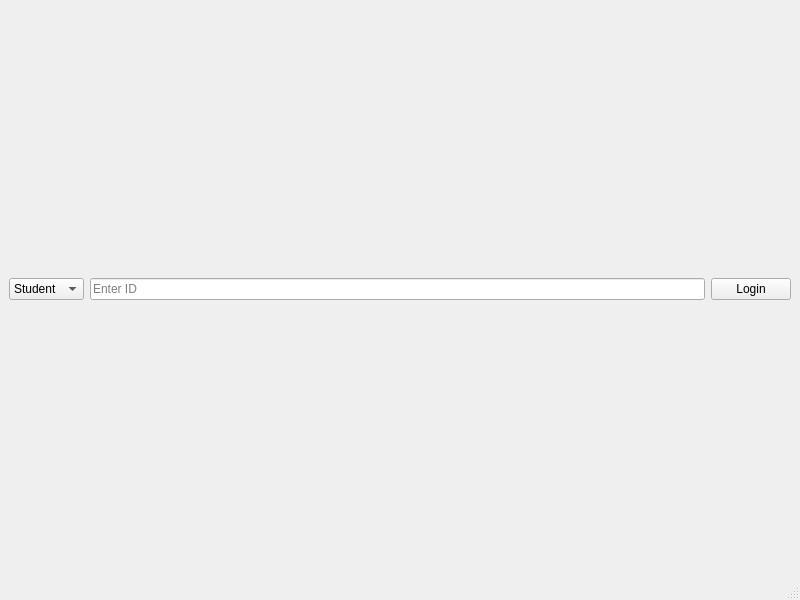
Above: loginwindow.ui from Sayan-045/Student_teacher_management_system before the change. Below: the same form after it.
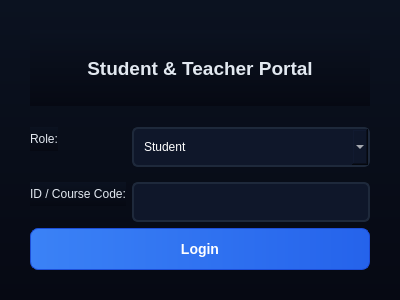
That is the form after the change.

What changed in the file:
```diff
--- a/loginwindow.ui
+++ b/loginwindow.ui
@@ -2,60 +2,84 @@
 <ui version="4.0">
  <class>LoginWindow</class>
  <widget class="QMainWindow" name="LoginWindow">
-  <property name="geometry">
-   <rect>
-    <x>0</x>
-    <y>0</y>
-    <width>800</width>
-    <height>600</height>
-   </rect>
-  </property>
-  <property name="windowTitle">
-   <string>MainWindow</string>
-  </property>
+  <property name="geometry"><rect><x>0</x><y>0</y><width>400</width><height>300</height></rect></property>
+  <property name="windowTitle"><string>System Login</string></property>
+  <property name="styleSheet"><string notr="true">
+  /* Main Background with a subtle gradient */
+  QWidget {
+      background: qlineargradient(x1:0, y1:0, x2:0, y2:1, stop:0 #0b1220, stop:1 #060913);
+      color: #e2e8f0;
+      font-family: "Segoe UI", sans-serif;
+  }
+
+  /* Elevated Card with a brilliant top highlight */
+  QFrame#card {
+      background-color: #172033;
+      border-radius: 12px;
+      border: 1px solid #2a3448;
+      border-top: 2px solid #3b82f6; /* Adds a modern 'accent line' to the top of the card */
+  }
+
+  /* Header */
+  QLabel#headerLabel {
+      color: #ffffff;
+      font-size: 24px;
+      font-weight: 900;
+      letter-spacing: 1px;
+  }
+
+  /* Dynamic Buttons */
+  QPushButton {
+      background: qlineargradient(x1:0, y1:0, x2:1, y2:0, stop:0 #3b82f6, stop:1 #2563eb);
+      color: #ffffff;
+      font-weight: bold;
+      padding: 12px;
+      border-radius: 8px;
+      font-size: 14px;
+      border: 1px solid #1d4ed8;
+  }
+
+  QPushButton:hover {
+      background: qlineargradient(x1:0, y1:0, x2:1, y2:0, stop:0 #60a5fa, stop:1 #3b82f6);
+      border: 1px solid #93c5fd;
+  }
+
+  /* The Tactile Click Effect */
+  QPushButton:pressed {
+      background-color: #1e3a8a;
+      padding-top: 14px; /* Pushes the text down slightly */
+      padding-bottom: 10px;
+  }
+
+  /* Input Fields (For the Login Screen) */
+  QLineEdit, QComboBox {
+      background-color: #0f172a;
+      color: #ffffff;
+      padding: 10px;
+      border: 2px solid #1e293b;
+      border-radius: 6px;
+      selection-background-color: #3b82f6;
+  }
+
+  /* Glowing Focus State for Inputs */
+  QLineEdit:focus, QComboBox:focus {
+      border: 2px solid #3b82f6;
+      background-color: #1e293b;
+  }
+  </string></property>
   <widget class="QWidget" name="centralwidget">
-   <layout class="QHBoxLayout" name="horizontalLayout">
-    <item>
-     <widget class="QComboBox" name="comboBox">
-      <item>
-       <property name="text">
-        <string>Student</string>
-       </property>
-      </item>
-      <item>
-       <property name="text">
-        <string>Teacher</string>
-       </property>
-      </item>
-     </widget>
-    </item>
-    <item>
-     <widget class="QLineEdit" name="idEdit">
-      <property name="placeholderText">
-       <string>Enter ID</string>
-      </property>
-     </widget>
-    </item>
-    <item>
-     <widget class="QPushButton" name="loginButton">
-      <property name="text">
-       <string>Login</string>
-      </property>
-     </widget>
-    </item>
+   <layout class="QVBoxLayout" name="verticalLayout">
+    <property name="leftMargin"><number>30</number></property><property name="topMargin"><number>30</number></property><property name="rightMargin"><number>30</number></property><property name="bottomMargin"><number>30</number></property>
+    <item><widget class="QLabel" name="titleLabel"><property name="font"><font><pointsize>14</pointsize><bold>true</bold></font></property><property name="text"><string>Student &amp; Teacher Portal</string></property><property name="alignment"><set>Qt::AlignCenter</set></property></widget></item>
+    <item><layout class="QFormLayout" name="formLayout"><property name="verticalSpacing"><number>15</number></property><property name="topMargin"><number>15</number></property>
+      <item row="0" column="0"><widget class="QLabel" name="roleLabel"><property name="text"><string>Role:</string></property></widget></item>
+      <item row="0" column="1"><widget class="QComboBox" name="comboBox"><item><property name="text"><string>Student</string></property></item><item><property name="text"><string>Teacher</string></property></item></widget></item>
+      <item row="1" column="0"><widget class="QLabel" name="idLabel"><property name="text"><string>ID / Course Code:</string></property></widget></item>
+      <item row="1" column="1"><widget class="QLineEdit" name="idEdit"/></item>
+     </layout></item>
+    <item><widget class="QPushButton" name="loginButton"><property name="text"><string>Login</string></property><property name="cursor"><cursorShape>PointingHandCursor</cursorShape></property></widget></item>
    </layout>
   </widget>
-  <widget class="QMenuBar" name="menubar">
-   <property name="geometry">
-    <rect>
-     <x>0</x>
-     <y>0</y>
-     <width>800</width>
-     <height>25</height>
-    </rect>
-   </property>
-  </widget>
-  <widget class="QStatusBar" name="statusbar"/>
  </widget>
  <resources/>
  <connections/>
```
Left out of the diff: 3 changed lines with no effect on the pictures.
